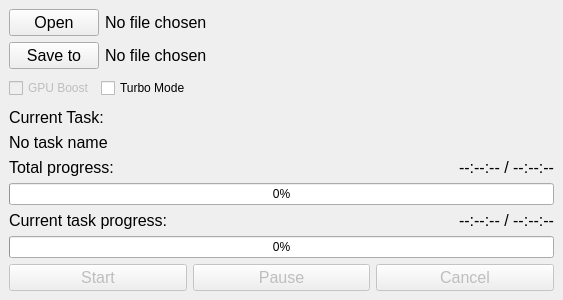
Qt form src/ui/AIProcessWindow.ui (RisingEntropy/CellScope) before a commit.
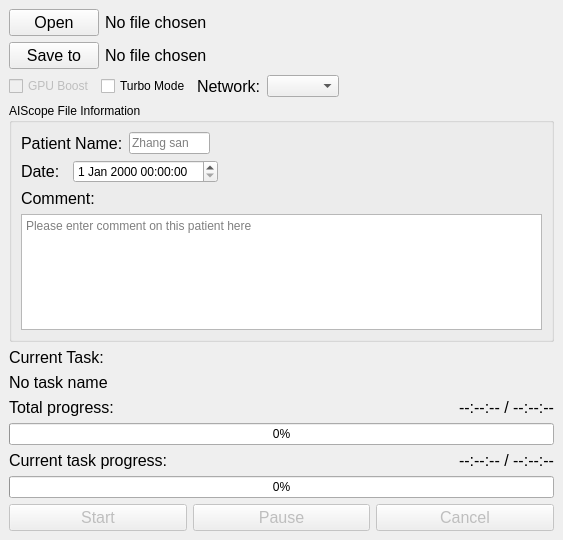
The same form after that commit.

```diff
--- a/src/ui/AIProcessWindow.ui
+++ b/src/ui/AIProcessWindow.ui
@@ -7,7 +7,7 @@
     <x>0</x>
     <y>0</y>
     <width>563</width>
-    <height>300</height>
+    <height>540</height>
    </rect>
   </property>
   <property name="minimumSize">
@@ -18,15 +18,15 @@
   </property>
   <property name="maximumSize">
    <size>
-    <width>563</width>
-    <height>348</height>
+    <width>9999</width>
+    <height>9999</height>
    </size>
   </property>
   <property name="windowTitle">
    <string>AI Assiatant</string>
   </property>
   <widget class="QWidget" name="centralwidget">
-   <layout class="QVBoxLayout" name="verticalLayout_4">
+   <layout class="QVBoxLayout" name="verticalLayout_6">
     <item>
      <layout class="QHBoxLayout" name="horizontalLayout" stretch="1,5">
       <item>
@@ -84,7 +84,7 @@
      </layout>
     </item>
     <item>
-     <layout class="QHBoxLayout" name="horizontalLayout_7" stretch="1,1,5">
+     <layout class="QHBoxLayout" name="horizontalLayout_10" stretch="1,1,1,3">
       <item>
        <widget class="QCheckBox" name="GPUCheckBox">
         <property name="enabled">
@@ -103,7 +103,26 @@
        </widget>
       </item>
       <item>
-       <widget class="QLabel" name="placeholderLabel">
+       <layout class="QHBoxLayout" name="horizontalLayout_7">
+        <item>
+         <widget class="QLabel" name="labelFileName_9">
+          <property name="font">
+           <font>
+            <pointsize>12</pointsize>
+           </font>
+          </property>
+          <property name="text">
+           <string>Network:</string>
+          </property>
+         </widget>
+        </item>
+        <item>
+         <widget class="QComboBox" name="comboBox"/>
+        </item>
+       </layout>
+      </item>
+      <item>
+       <widget class="QLabel" name="labelFileName_10">
         <property name="font">
          <font>
           <pointsize>12</pointsize>
@@ -116,6 +135,110 @@
       </item>
      </layout>
     </item>
+    <item>
+     <widget class="QGroupBox" name="groupBox">
+      <property name="title">
+       <string>AIScope File Information</string>
+      </property>
+      <layout class="QVBoxLayout" name="verticalLayout_7">
+       <item>
+        <layout class="QHBoxLayout" name="horizontalLayout_2" stretch="1,1,4">
+         <item>
+          <widget class="QLabel" name="labelFileName_5">
+           <property name="font">
+            <font>
+             <pointsize>12</pointsize>
+            </font>
+           </property>
+           <property name="text">
+            <string>Patient Name:</string>
+           </property>
+           <property name="scaledContents">
+            <bool>true</bool>
+           </property>
+          </widget>
+         </item>
+         <item>
+          <widget class="QLineEdit" name="patientLineEdit">
+           <property name="placeholderText">
+            <string>Zhang san</string>
+           </property>
+          </widget>
+         </item>
+         <item>
+          <widget class="QLabel" name="labelFileName_11">
+           <property name="font">
+            <font>
+             <pointsize>12</pointsize>
+            </font>
+           </property>
+           <property name="text">
+            <string/>
+           </property>
+          </widget>
+         </item>
+        </layout>
+       </item>
+       <item>
+        <layout class="QHBoxLayout" name="horizontalLayout_11" stretch="1,2,7">
+         <item>
+          <widget class="QLabel" name="labelFileName_6">
+           <property name="font">
+            <font>
+             <pointsize>12</pointsize>
+            </font>
+           </property>
+           <property name="text">
+            <string>Date:</string>
+           </property>
+           <property name="scaledContents">
+            <bool>true</bool>
+           </property>
+          </widget>
+         </item>
+         <item>
+          <widget class="QDateTimeEdit" name="dateTimeEdit"/>
+         </item>
+         <item>
+          <widget class="QLabel" name="labelFileName_16">
+           <property name="font">
+            <font>
+             <pointsize>12</pointsize>
+            </font>
+           </property>
+           <property name="text">
+            <string/>
+           </property>
+          </widget>
+         </item>
+        </layout>
+       </item>
+       <item>
+        <layout class="QVBoxLayout" name="verticalLayout_4">
+         <item>
+          <widget class="QLabel" name="labelFileName_8">
+           <property name="font">
+            <font>
+             <pointsize>12</pointsize>
+            </font>
+           </property>
+           <property name="text">
+            <string>Comment:</string>
+           </property>
+          </widget>
+         </item>
+         <item>
+          <widget class="QTextEdit" name="textEdit">
+           <property name="placeholderText">
+            <string>Please enter comment on this patient here</string>
+           </property>
+          </widget>
+         </item>
+        </layout>
+       </item>
+      </layout>
+     </widget>
+    </item>
     <item>
      <layout class="QVBoxLayout" name="verticalLayout_3">
       <item>
```
